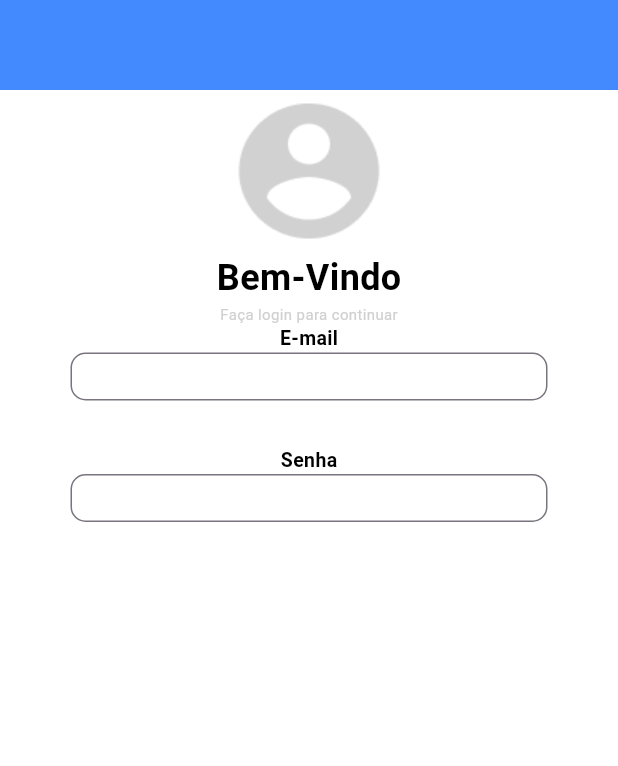
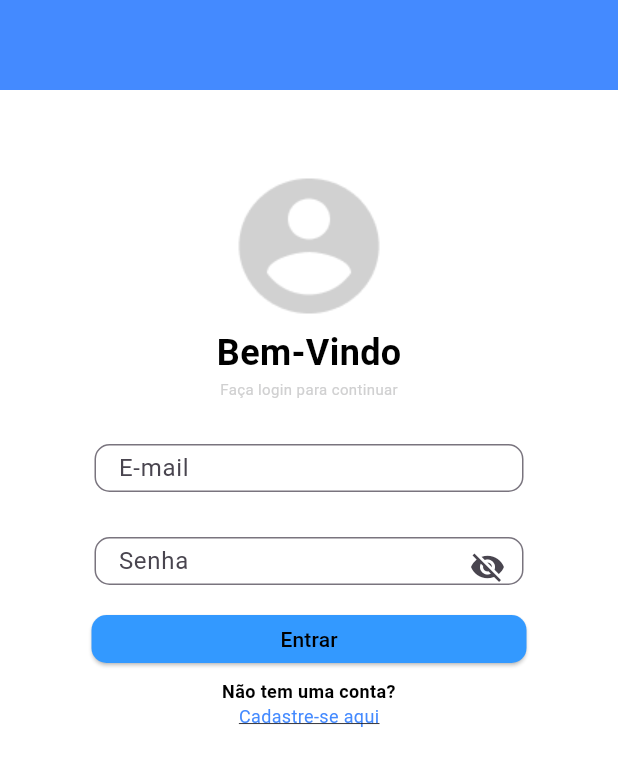
Before and after one commit to DanzinNN/epi, a Flutter app: the screen it shows after launch, on a phone screen of 412 x 824 dp. Shown: the top 766 px of the screen. Run offline on Flutter 3.47's test engine with Material 3 defaults, Android fonts, the light colour scheme and no system bars.

Commit message:
Tela de login ok

```diff
--- /dev/null
+++ b/lib/Pages/cadastro.dart
@@ -0,0 +1,16 @@
+import 'package:flutter/material.dart';
+
+class cadastro extends StatefulWidget {
+  const cadastro({super.key});
+
+  @override
+  State<cadastro> createState() => _cadastroState();
+}
+
+class _cadastroState extends State<cadastro> {
+  @override
+  Widget build(BuildContext context) {
+    return Scaffold(
+    );
+  }
+}
--- a/lib/Pages/login.dart
+++ b/lib/Pages/login.dart
@@ -1,4 +1,5 @@
 import 'package:flutter/material.dart';
+import "cadastro.dart";
 
 class login extends StatefulWidget {
   const login({super.key});
@@ -8,6 +9,9 @@ class login extends StatefulWidget {
 }
 
 class _loginState extends State<login> {
+  bool _showPassword = false;
+  TextEditingController _passwordController = TextEditingController();
+
   @override
   Widget build(BuildContext context) {
     return Scaffold(
@@ -26,6 +30,9 @@ class _loginState extends State<login> {
               ),
               child: Column(
                 children: [
+                  SizedBox(
+                    height: 50,
+                  ),
                   Image.asset("images/logo.png"),
                   Text("Bem-Vindo",
                   style: TextStyle(
@@ -39,44 +46,101 @@ class _loginState extends State<login> {
                     color: Color(0xC1C1C1C2),
                     fontSize: 10,
                   ),),
-                  Text("E-mail",
-                  textAlign: TextAlign.start,
-                  style: TextStyle(
-                    color: Colors.black,
-                    fontWeight: FontWeight.bold,
-                    fontSize: 13
-                  ),),
+                  SizedBox(
+                    height: 30,
+                  ),
                   SizedBox(
                     width: 318,
                     height: 32,
+                     child :Padding(
+                    padding: EdgeInsets.symmetric(horizontal: 16.0),
                     child: TextField(
-                      keyboardType: TextInputType.text,
+                      keyboardType: TextInputType.emailAddress,
                       decoration: InputDecoration(
+                        labelText: "E-mail",
                         border: OutlineInputBorder(borderRadius: BorderRadius.circular(10))
                       ),
                     ),
+                  )
                   ),
                   SizedBox(
                     height: 30,
                   ),
-                  Text("Senha",
-                  textAlign: TextAlign.start,
-                  style: TextStyle(
-                    color: Colors.black,
-                    fontWeight: FontWeight.bold,
-                    fontSize: 13,
-                  ),),
                   SizedBox(
                     width: 318,
-                    height: 32  ,
-                    child: TextField(
-                    keyboardType: TextInputType.emailAddress,
-                    obscureText: true,
-                    decoration: InputDecoration(
-                      border: OutlineInputBorder(borderRadius: BorderRadius.circular(10)),
+                    height: 32,
+                    child: Padding(
+                      padding: EdgeInsets.symmetric(horizontal: 16.0),
+                      child: TextField(
+                        keyboardType: TextInputType.text,
+                        obscureText: !_showPassword,
+                        decoration: InputDecoration(
+                          labelText: "Senha",
+                          border: OutlineInputBorder(borderRadius: BorderRadius.circular(10)),
+                          suffixIcon: IconButton(
+                            icon: Icon(
+                              _showPassword
+                              ? Icons.visibility
+                              : Icons.visibility_off,
+                            ),
+                            onPressed: (){
+                              setState(() {
+                                _showPassword = !_showPassword;
+                              });
+
+                            }, )
+                        ),
+                      ),
                     ),
+                  ),
+                 SizedBox(
+                  height: 20,
+                 ),
+                SizedBox(
+                  width: 290,
+                  height: 32,
+                  child: ElevatedButton(
+                  onPressed: (){
+
+                 },
+                 style: ElevatedButton.styleFrom(
+                  backgroundColor: Color.fromRGBO(51, 153, 255, 1),
+                  shape: RoundedRectangleBorder(
+                    borderRadius: BorderRadius.circular(10),
                   )
-                  )
+                 ),
+                 child: Text("Entrar",
+                 style: TextStyle(
+                  fontSize: 14,
+                  color: Colors.black
+                 ),),
+                 ),
+                ),
+                SizedBox(
+                  height: 10,
+                ),
+                Text("Não tem uma conta?",
+                textAlign: TextAlign.center,
+                style: TextStyle(
+                  color: Colors.black,
+                  fontSize: 12,
+                  fontWeight: FontWeight.bold,
+                )),
+                GestureDetector(
+                  onTap: (){
+                    Navigator.push(context,
+                    MaterialPageRoute(builder: (context) => cadastro()),
+                    );
+                  },
+                  child: Text(
+                    "Cadastre-se aqui",
+                    style: TextStyle(
+                      fontSize: 12,
+                      color: Colors.blueAccent,
+                      decoration: TextDecoration.underline,
+                    ),
+                  ),
+                )
                 ],
               )
             )
```
